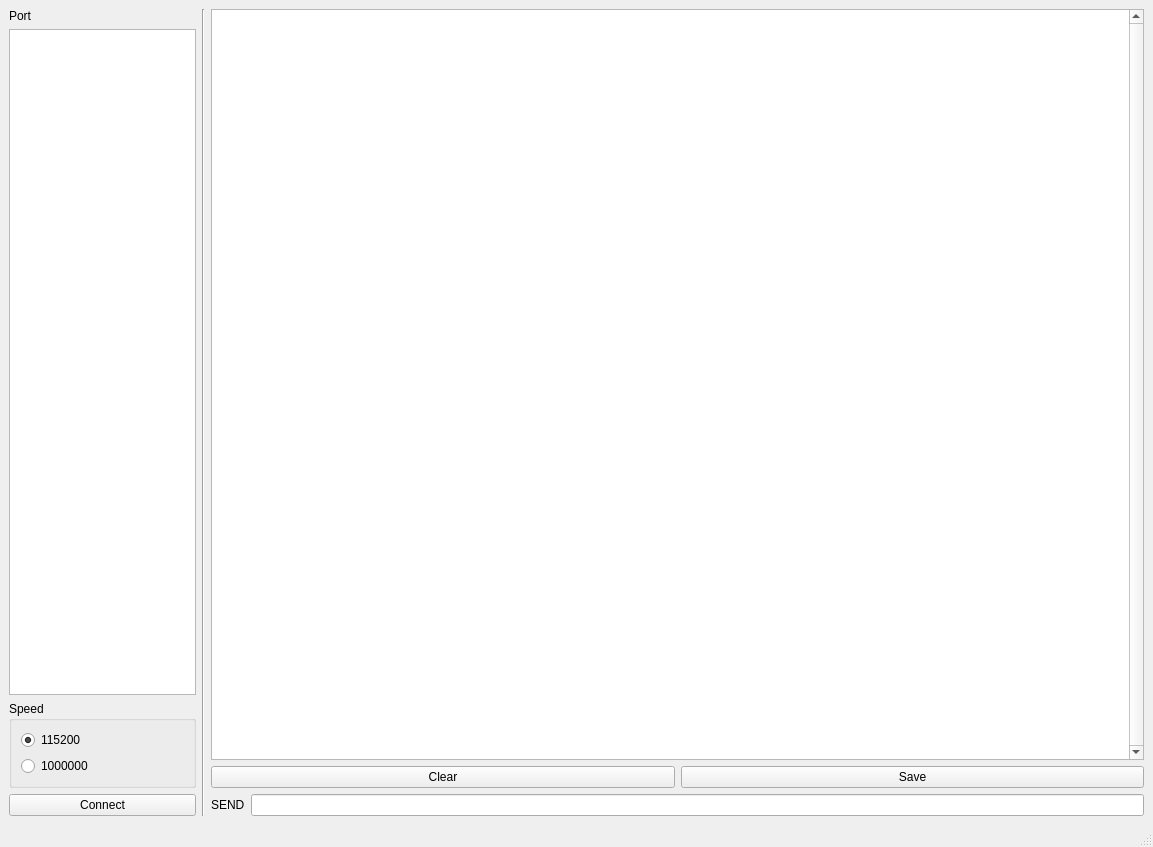
First picture: the form in mainwindow.ui, repository collin80/SerialViewer, before the edit.
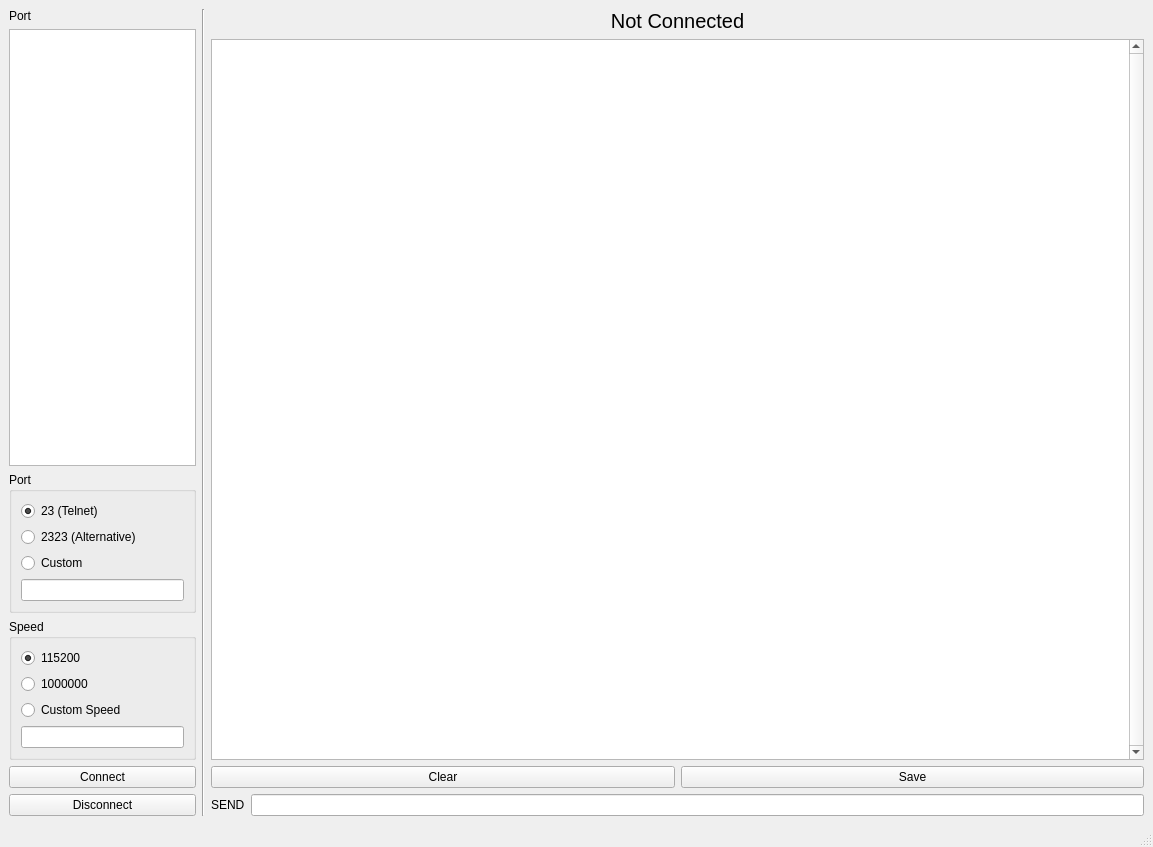
Second picture: the form after the edit.

Commit message: Add ability to connect to network devices (EVTV style), bug fixes

```diff
--- a/mainwindow.ui
+++ b/mainwindow.ui
@@ -28,7 +28,46 @@
        <widget class="QListWidget" name="listPorts"/>
       </item>
       <item>
-       <widget class="QGroupBox" name="groupBox">
+       <widget class="QGroupBox" name="groupPort">
+        <property name="enabled">
+         <bool>true</bool>
+        </property>
+        <property name="title">
+         <string>Port</string>
+        </property>
+        <layout class="QVBoxLayout" name="verticalLayout_4">
+         <item>
+          <widget class="QRadioButton" name="rbTelnet">
+           <property name="text">
+            <string>23 (Telnet)</string>
+           </property>
+           <property name="checked">
+            <bool>true</bool>
+           </property>
+          </widget>
+         </item>
+         <item>
+          <widget class="QRadioButton" name="rbAlternate">
+           <property name="text">
+            <string>2323 (Alternative)</string>
+           </property>
+          </widget>
+         </item>
+         <item>
+          <widget class="QRadioButton" name="rbCustom">
+           <property name="text">
+            <string>Custom</string>
+           </property>
+          </widget>
+         </item>
+         <item>
+          <widget class="QLineEdit" name="lineCustomPort"/>
+         </item>
+        </layout>
+       </widget>
+      </item>
+      <item>
+       <widget class="QGroupBox" name="groupSpeed">
         <property name="title">
          <string>Speed</string>
         </property>
@@ -50,6 +89,16 @@
            </property>
           </widget>
          </item>
+         <item>
+          <widget class="QRadioButton" name="rbCustomSpeed">
+           <property name="text">
+            <string>Custom Speed</string>
+           </property>
+          </widget>
+         </item>
+         <item>
+          <widget class="QLineEdit" name="lineCustomSpeed"/>
+         </item>
         </layout>
        </widget>
       </item>
@@ -60,6 +109,13 @@
         </property>
        </widget>
       </item>
+      <item>
+       <widget class="QPushButton" name="btnDisconnect">
+        <property name="text">
+         <string>Disconnect</string>
+        </property>
+       </widget>
+      </item>
      </layout>
     </item>
     <item>
@@ -71,6 +127,21 @@
     </item>
     <item>
      <layout class="QVBoxLayout" name="verticalLayout_3">
+      <item>
+       <widget class="QLabel" name="lblStatus">
+        <property name="font">
+         <font>
+          <pointsize>15</pointsize>
+         </font>
+        </property>
+        <property name="text">
+         <string>Not Connected</string>
+        </property>
+        <property name="alignment">
+         <set>Qt::AlignCenter</set>
+        </property>
+       </widget>
+      </item>
       <item>
        <widget class="QPlainTextEdit" name="txtMainView">
         <property name="verticalScrollBarPolicy">
```
The commit also changes 2 other files.
